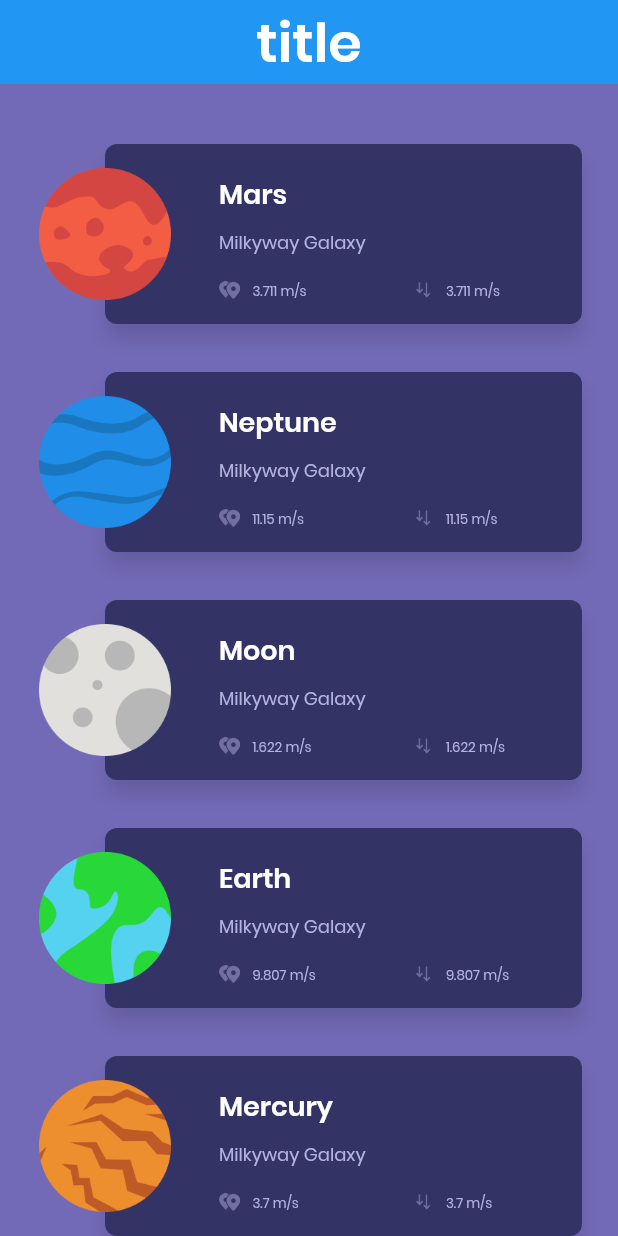
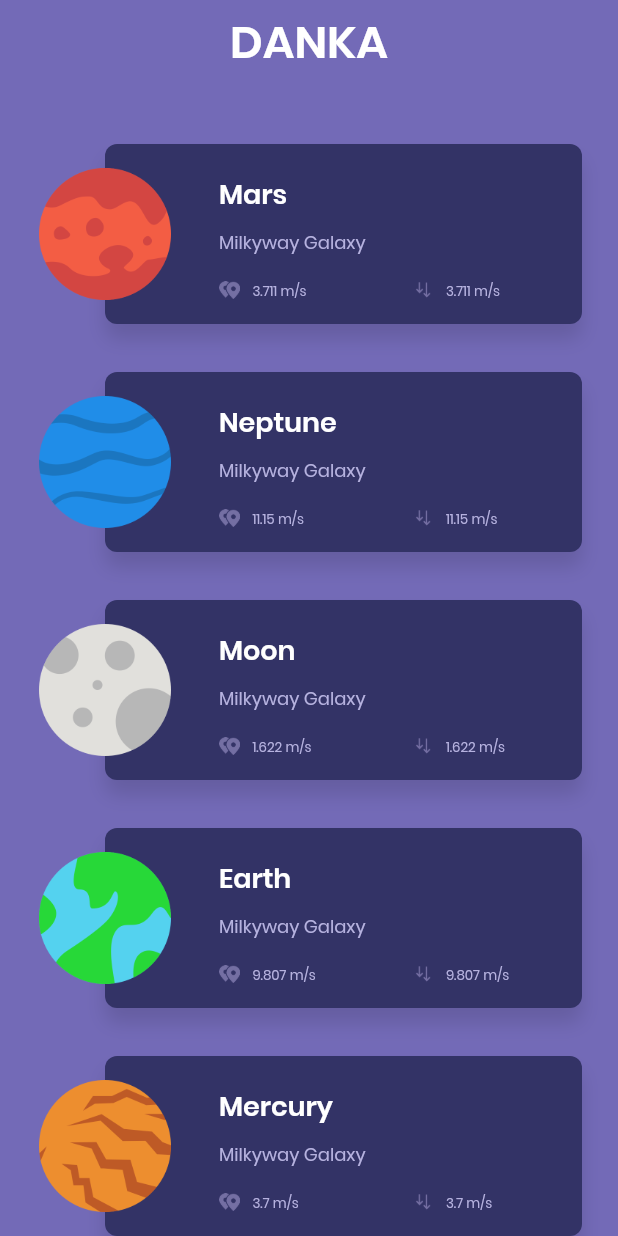
Before and after one commit to Dev-Beom/DJ, a Flutter app: the screen it shows after launch, on a phone screen of 412 x 824 dp. Run offline on Flutter 3.47's test engine with Material 2 defaults, Android fonts, the phone set to English and light mode, and no system bars.

Commit message:
Appbar Transparency
Appbar Transparency

```diff
--- a/dj_app/lib/src/HomePageBody.dart
+++ b/dj_app/lib/src/HomePageBody.dart
@@ -12,6 +12,7 @@ class HomePageBody extends StatelessWidget {
           scrollDirection: Axis.vertical,
           slivers: <Widget>[
             SliverAppBar(
+              backgroundColor: Colors.transparent,
               //스크롤을 올리면 AppBar를 숨길지 보일지에 대한 설정
               centerTitle: true,
               floating: true, //스크롤 내릴 때 SliverAppBar가 나옴(true), 안 나옴(false)
@@ -19,12 +20,12 @@ class HomePageBody extends StatelessWidget {
               snap:
                   true, //floating이 true일 때만 true값을 가질 수 있음. floating 중간에 손을 땟을 때 SliverAppBar의 사이즈가 끝으로 감(true), 그대로 멈춤(false)
               title: Text(
-                'title',
+                'DANKA',
                 style: TextStyle(
                   color: Colors.white,
                   fontFamily: 'Poppins',
                   fontWeight: FontWeight.w600,
-                  fontSize: 36.0,
+                  fontSize: 30.0,
                 ),
               ),
             ),
--- a/dj_app/lib/src/Summary.dart
+++ b/dj_app/lib/src/Summary.dart
@@ -18,7 +18,8 @@ class Summary extends StatelessWidget {
       alignment:
           horizontal ? FractionalOffset.centerLeft : FractionalOffset.center,
       child: Hero(
-        tag: "planet-hero-${restaurant.id}",
+        //화면 전환간에 특정 이미지를 다른 화면으로 비행시키는 것.
+        tag: "planet-hero-${restaurant.id}", //hero의 key역할
         child: Image(
           image: AssetImage(restaurant.image),
           height: 92.0,
@@ -99,8 +100,9 @@ class Summary extends StatelessWidget {
       onTap: horizontal //horizontal이 true일 때 navigator을 사용
           ? () => Navigator.of(context).push(
                 PageRouteBuilder(
+                  //animation 객체를 재공해주는 클래스. 페이지 시에 애니메이션을 사용할 수 있게 해줌.
                   pageBuilder: (_, __, ___) => DetailPage(restaurant),
-                  transitionsBuilder:
+                  transitionsBuilder: //transitionsBuilder는 PageRouteBuilder의 리턴 위젯이고, 경로 전환을 위한 콜백함수 역할을 한다.
                       (context, animation, secondaryAnimation, child) =>
                           FadeTransition(opacity: animation, child: child),
                 ),
@@ -112,6 +114,7 @@ class Summary extends StatelessWidget {
           horizontal: 24.0,
         ),
         child: Stack(
+          //각각의 위젯을 겹쳐서 보여주기 위한 위젯. restaurantCard와 restaurantThumbnail을 겹쳐서 보여준다.
           children: <Widget>[
             restaurantCard,
             restaurantThumbnail,
```
